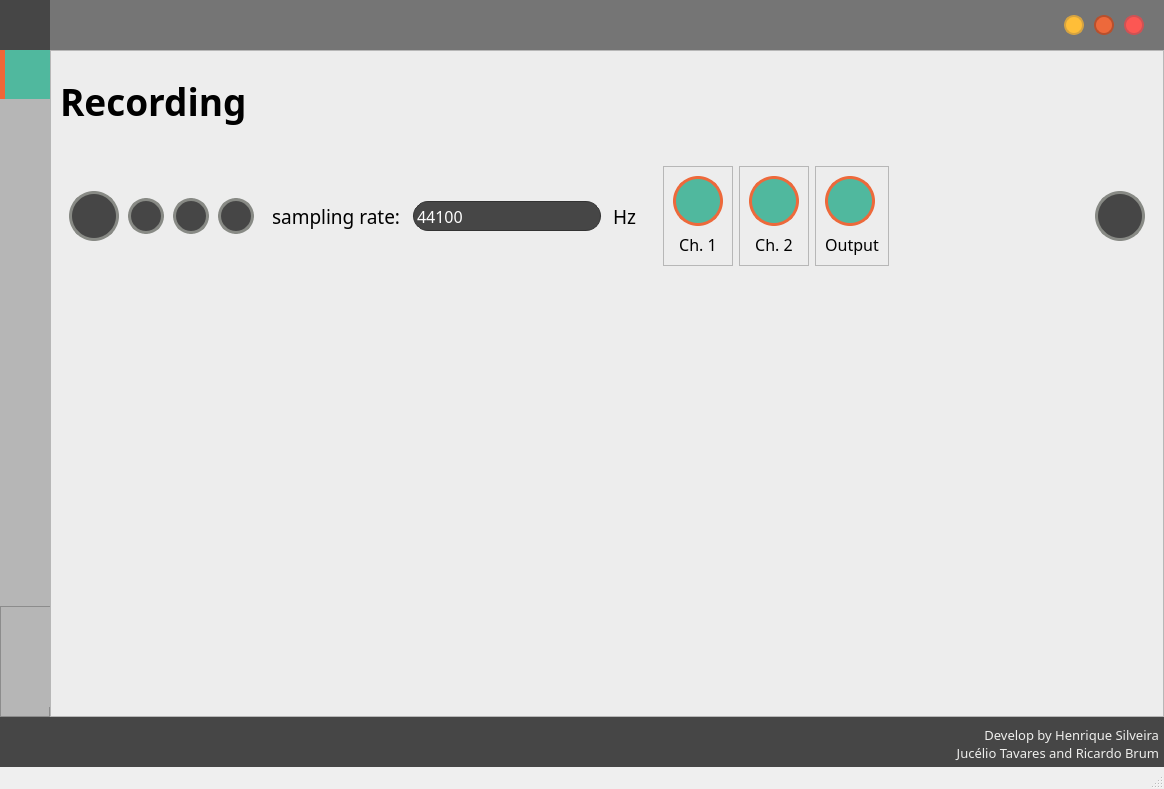
This is Forms/form.ui in henriquealende/PsychoBox as Qt 5 draws it before an edit. The edited form follows.
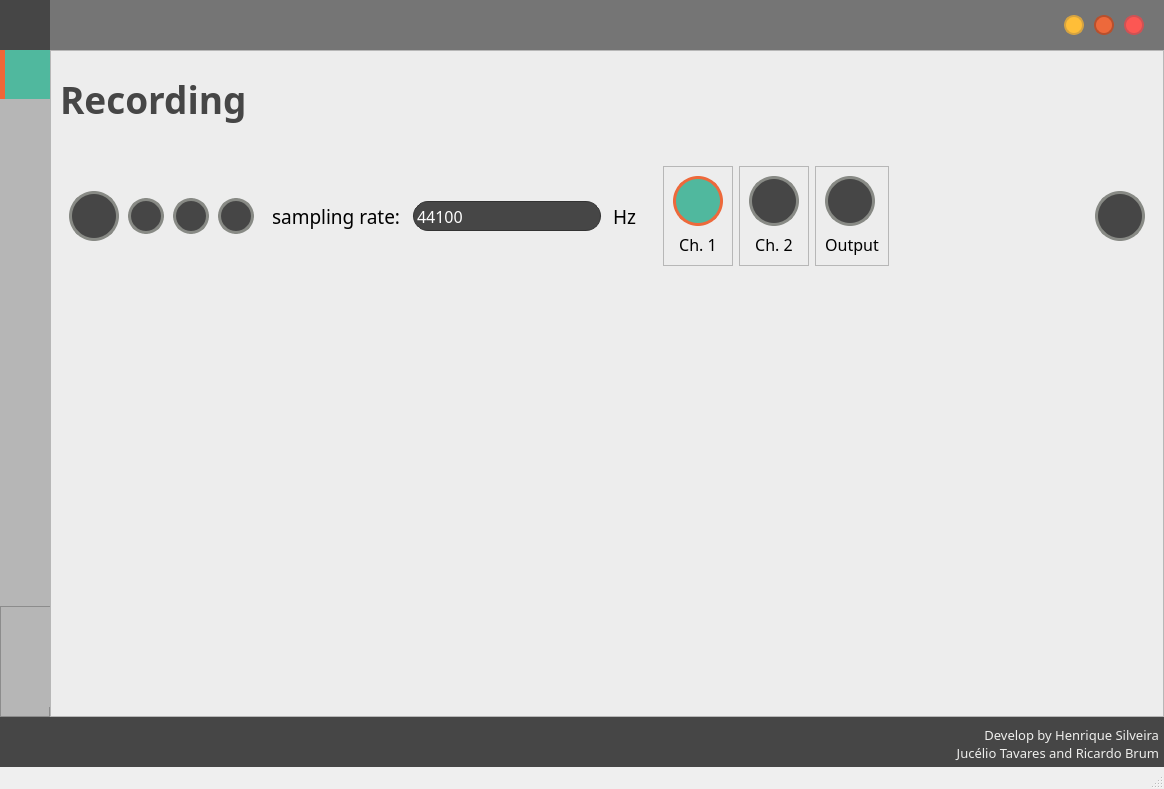
This is the edited form. The open tabs and pages were chosen to show the change. Icons and pictures are not drawn.

The edit to the form file:
```diff
--- a/Forms/form.ui
+++ b/Forms/form.ui
@@ -1773,6 +1773,9 @@
                   <height>100</height>
                  </size>
                 </property>
+                <property name="styleSheet">
+                 <string notr="true">color: rgb(70, 70, 70); </string>
+                </property>
                 <property name="frameShape">
                  <enum>QFrame::NoFrame</enum>
                 </property>
@@ -1780,6 +1783,9 @@
                  <enum>QFrame::Raised</enum>
                 </property>
                 <layout class="QVBoxLayout" name="verticalLayout_16">
+                 <property name="topMargin">
+                  <number>5</number>
+                 </property>
                  <item>
                   <widget class="QLabel" name="label_4">
                    <property name="minimumSize">
@@ -2348,7 +2354,7 @@
                           <item>
                            <widget class="QPushButton" name="setMicrophone_2">
                             <property name="enabled">
-                             <bool>true</bool>
+                             <bool>false</bool>
                             </property>
                             <property name="minimumSize">
                              <size>
@@ -2439,7 +2445,7 @@
                           <item>
                            <widget class="QPushButton" name="setSource_1">
                             <property name="enabled">
-                             <bool>true</bool>
+                             <bool>false</bool>
                             </property>
                             <property name="minimumSize">
                              <size>
```
Left out of the diff: 620 changed lines with no effect on the pictures.
